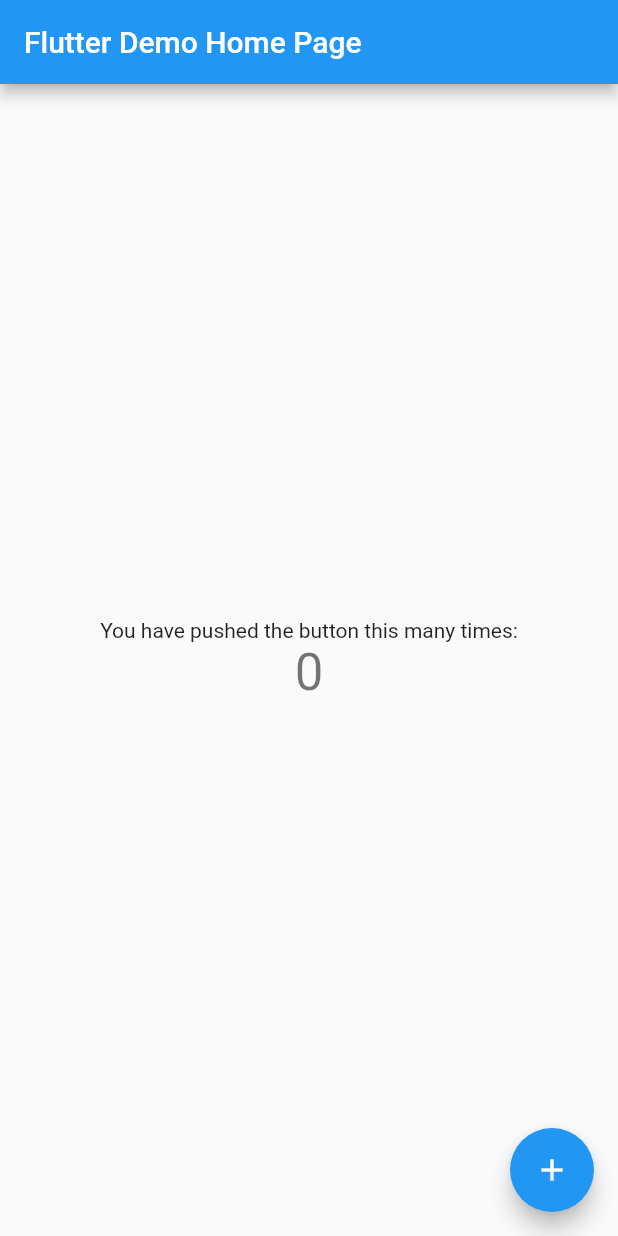
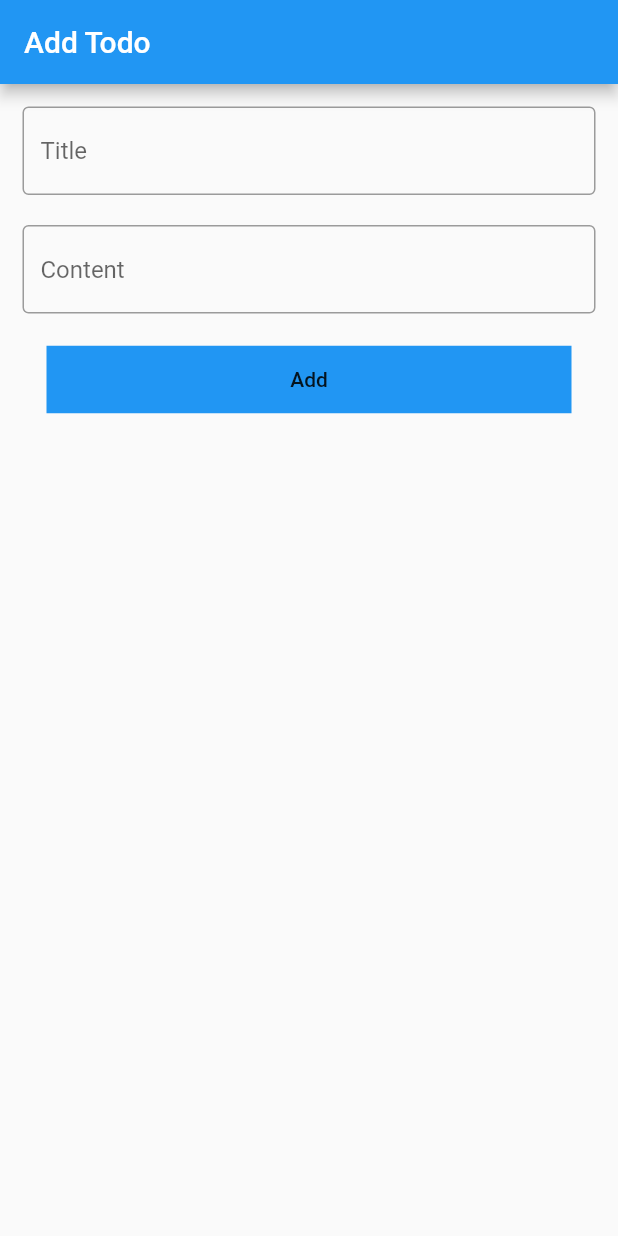
Before and after one commit to dombroks/Fully-tested-todo-list-flutter-app, a Flutter app: the screen it shows after launch, on a phone screen of 412 x 824 dp. Run offline on Flutter 3.47's test engine with Material 2 defaults, Android fonts, the phone set to English and light mode, and no system bars; our stand-ins replace bloc, equatable, flutter_bloc, get_it, hive; accounts and stored records are empty.

Commit message:
initial commits

```diff
--- /dev/null
+++ b/lib/features/todo/presentation/screens/insert_todo_screen.dart
@@ -0,0 +1,60 @@
+import 'package:flutter/material.dart';
+import 'package:flutter_bloc/flutter_bloc.dart';
+import 'package:todo_list/features/todo/presentation/bloc/bloc/todo_bloc.dart';
+import 'package:todo_list/service_locator.dart';
+
+class InsertTodoScreen extends StatelessWidget {
+  const InsertTodoScreen({Key key}) : super(key: key);
+
+  @override
+  Widget build(BuildContext context) {
+    var screenSize = MediaQuery.of(context).size;
+    return Scaffold(
+      appBar: AppBar(
+        title: Text("Add Todo"),
+      ),
+      body: BlocProvider(
+        create: (_) => serviceLocator<TodoBloc>(),
+        child: Container(
+          width: screenSize.width,
+          height: screenSize.height,
+          child: Padding(
+            padding: const EdgeInsets.all(15.0),
+            child: Column(
+              mainAxisAlignment: MainAxisAlignment.start,
+              children: [
+                TextField(
+                  decoration: InputDecoration(
+                    hintText: "Title",
+                    border: OutlineInputBorder(),
+                  ),
+                ),
+                SizedBox(
+                  height: 20,
+                ),
+                TextField(
+                  decoration: InputDecoration(
+                    hintText: "Content",
+                    border: OutlineInputBorder(),
+                  ),
+                ),
+                SizedBox(
+                  height: 20,
+                ),
+                FlatButton(
+                  onPressed: () {},
+                  child: Container(
+                    color: Colors.blue,
+                    width: screenSize.width,
+                    height: 45,
+                    child: Center(child: Text("Add")),
+                  ),
+                )
+              ],
+            ),
+          ),
+        ),
+      ),
+    );
+  }
+}
--- a/lib/main.dart
+++ b/lib/main.dart
@@ -1,4 +1,5 @@
 import 'package:flutter/material.dart';
+import 'package:todo_list/features/todo/presentation/screens/insert_todo_screen.dart';
 import 'service_locator.dart' as serviceLocator;
 
 void main() {
@@ -7,113 +8,16 @@ void main() {
 }
 
 class MyApp extends StatelessWidget {
-  // This widget is the root of your application.
   @override
   Widget build(BuildContext context) {
     return MaterialApp(
-      title: 'Flutter Demo',
+      debugShowCheckedModeBanner: false,
+      title: 'Todo list',
       theme: ThemeData(
-        // This is the theme of your application.
-        //
-        // Try running your application with "flutter run". You'll see the
-        // application has a blue toolbar. Then, without quitting the app, try
-        // changing the primarySwatch below to Colors.green and then invoke
-        // "hot reload" (press "r" in the console where you ran "flutter run",
-        // or simply save your changes to "hot reload" in a Flutter IDE).
-        // Notice that the counter didn't reset back to zero; the application
-        // is not restarted.
         primarySwatch: Colors.blue,
-        // This makes the visual density adapt to the platform that you run
-        // the app on. For desktop platforms, the controls will be smaller and
-        // closer together (more dense) than on mobile platforms.
         visualDensity: VisualDensity.adaptivePlatformDensity,
       ),
-      home: MyHomePage(title: 'Flutter Demo Home Page'),
+      home: InsertTodoScreen(),
     );
   }
 }
-
-class MyHomePage extends StatefulWidget {
-  MyHomePage({Key key, this.title}) : super(key: key);
-
-  // This widget is the home page of your application. It is stateful, meaning
-  // that it has a State object (defined below) that contains fields that affect
-  // how it looks.
-
-  // This class is the configuration for the state. It holds the values (in this
-  // case the title) provided by the parent (in this case the App widget) and
-  // used by the build method of the State. Fields in a Widget subclass are
-  // always marked "final".
-
-  final String title;
-
-  @override
-  _MyHomePageState createState() => _MyHomePageState();
-}
-
-class _MyHomePageState extends State<MyHomePage> {
-  int _counter = 0;
-
-  void _incrementCounter() {
-    setState(() {
-      // This call to setState tells the Flutter framework that something has
-      // changed in this State, which causes it to rerun the build method below
-      // so that the display can reflect the updated values. If we changed
-      // _counter without calling setState(), then the build method would not be
-      // called again, and so nothing would appear to happen.
-      _counter++;
-    });
-  }
-
-  @override
-  Widget build(BuildContext context) {
-    // This method is rerun every time setState is called, for instance as done
-    // by the _incrementCounter method above.
-    //
-    // The Flutter framework has been optimized to make rerunning build methods
-    // fast, so that you can just rebuild anything that needs updating rather
-    // than having to individually change instances of widgets.
-    return Scaffold(
-      appBar: AppBar(
-        // Here we take the value from the MyHomePage object that was created by
-        // the App.build method, and use it to set our appbar title.
-        title: Text(widget.title),
-      ),
-      body: Center(
-        // Center is a layout widget. It takes a single child and positions it
-        // in the middle of the parent.
-        child: Column(
-          // Column is also a layout widget. It takes a list of children and
-          // arranges them vertically. By default, it sizes itself to fit its
-          // children horizontally, and tries to be as tall as its parent.
-          //
-          // Invoke "debug painting" (press "p" in the console, choose the
-          // "Toggle Debug Paint" action from the Flutter Inspector in Android
-          // Studio, or the "Toggle Debug Paint" command in Visual Studio Code)
-          // to see the wireframe for each widget.
-          //
-          // Column has various properties to control how it sizes itself and
-          // how it positions its children. Here we use mainAxisAlignment to
-          // center the children vertically; the main axis here is the vertical
-          // axis because Columns are vertical (the cross axis would be
-          // horizontal).
-          mainAxisAlignment: MainAxisAlignment.center,
-          children: <Widget>[
-            Text(
-              'You have pushed the button this many times:',
-            ),
-            Text(
-              '$_counter',
-              style: Theme.of(context).textTheme.headline4,
-            ),
-          ],
-        ),
-      ),
-      floatingActionButton: FloatingActionButton(
-        onPressed: _incrementCounter,
-        tooltip: 'Increment',
-        child: Icon(Icons.add),
-      ), // This trailing comma makes auto-formatting nicer for build methods.
-    );
-  }
-}
```
